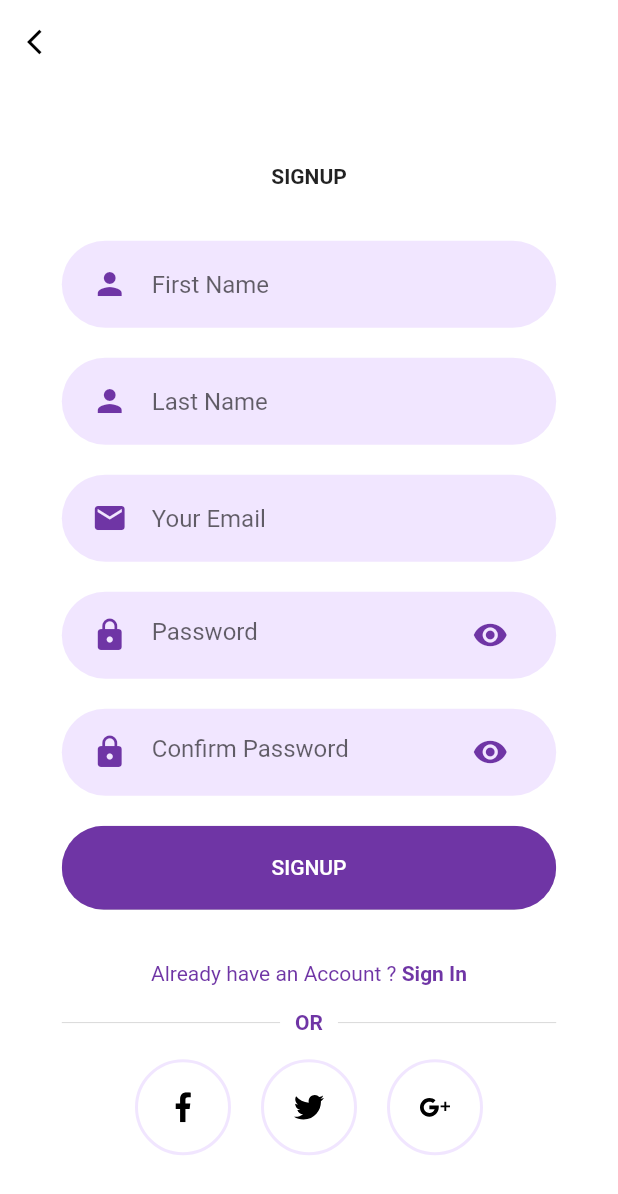
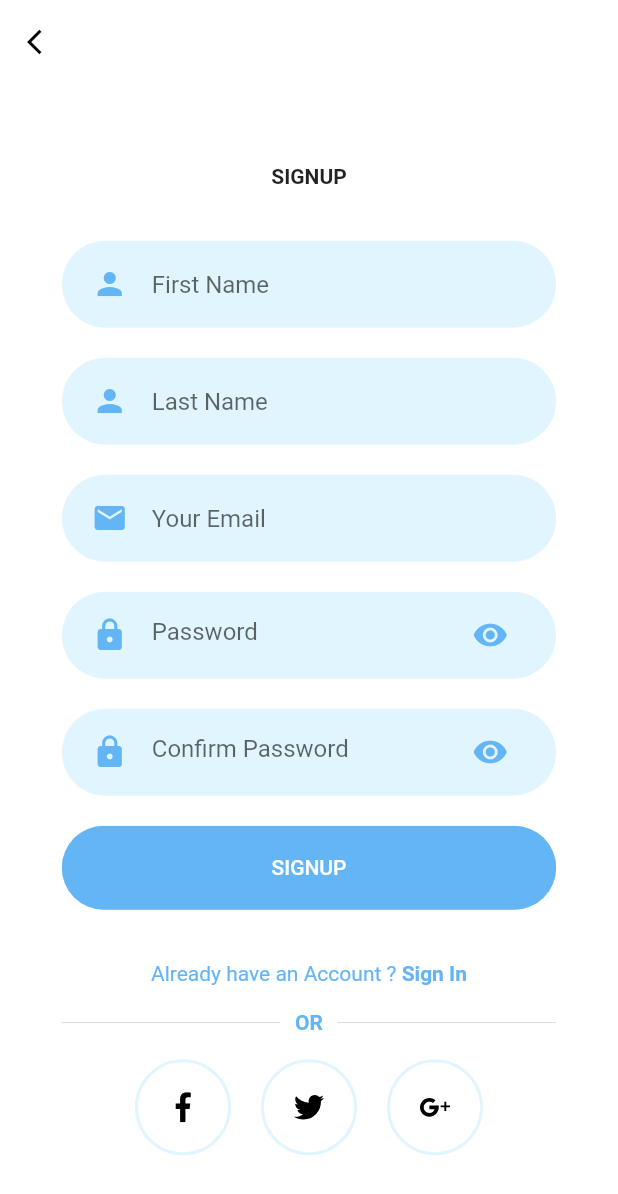
Before and after one commit to Lidyaboshra/Flutter_App, a Flutter app: the screen it shows after launch, after a tap on "SIGN UP", on a phone screen of 412 x 824 dp. Shown: the top 1194 px of the screen. Run offline on Flutter 3.47's test engine with Material 2 defaults, Android fonts, the phone set to English and light mode, and no system bars; our stand-ins replace cloud_firestore, firebase_auth, firebase_core, flutter_svg, fluttertoast; accounts and stored records are empty.

```diff
--- a/lib/Screens/Chat/Body.dart
+++ b/lib/Screens/Chat/Body.dart
@@ -15,7 +15,7 @@ class Body extends StatelessWidget {
           Container(
             decoration: BoxDecoration(
               borderRadius: BorderRadius.circular(40),
-              color: Color(0xFFF1E6FF),
+              color: Color(0xFFE1F5FE),
             ),
             child: Row(
               crossAxisAlignment: CrossAxisAlignment.center,
--- a/lib/Screens/Welcome/components/background.dart
+++ b/lib/Screens/Welcome/components/background.dart
@@ -16,22 +16,22 @@ class Background extends StatelessWidget {
       child: Stack(
         alignment: Alignment.center,
         children: <Widget>[
-          Positioned(
-            top: 0,
-            left: 0,
-            child: Image.asset(
-              "assets/images/main_top.png",
-              width: size.width * 0.3,
-            ),
-          ),
-          Positioned(
-            bottom: 0,
-            left: 0,
-            child: Image.asset(
-              "assets/images/main_bottom.png",
-              width: size.width * 0.2,
-            ),
-          ),
+          // Positioned(
+          //   top: 0,
+          //   left: 0,
+          //   // child: Image.asset(
+          //   //   "assets/images/main_top.png",
+          //   //   width: size.width * 0.3,
+          //   // ),
+          // ),
+          // Positioned(
+          //   bottom: 0,
+          //   left: 0,
+          //   // child: Image.asset(
+          //   //   "assets/images/main_bottom.png",
+          //   //   width: size.width * 0.2,
+          //   // ),
+          // ),
           child,
         ],
       ),
--- a/lib/Screens/Welcome/components/body.dart
+++ b/lib/Screens/Welcome/components/body.dart
@@ -21,9 +21,9 @@ class Body extends StatelessWidget {
               style: TextStyle(fontWeight: FontWeight.bold),
             ),
             SizedBox(height: size.height * 0.05),
-            SvgPicture.asset(
-              "assets/icons/chat.svg",
-              height: size.height * 0.45,
+            Image.asset(
+              "assets/icons/welcome.jpg",
+              //height: size.height * 0.45,
             ),
             SizedBox(height: size.height * 0.05),
             RoundedButton(
--- a/lib/constants.dart
+++ b/lib/constants.dart
@@ -1,4 +1,4 @@
 import 'package:flutter/material.dart';
 
-const kPrimaryColor = Color(0xFF6F35A5);
-const kPrimaryLightColor = Color(0xFFF1E6FF);
+const kPrimaryColor = Color(0xFF64B5F6);
+const kPrimaryLightColor = Color(0xFFE1F5FE);
--- a/lib/main.dart
+++ b/lib/main.dart
@@ -1,8 +1,13 @@
+import 'package:firebase_core/firebase_core.dart';
 import 'package:flutter/material.dart';
 import 'package:flutter_auth/Screens/Welcome/welcome_screen.dart';
 import 'package:flutter_auth/constants.dart';
 
-void main() => runApp(MyApp());
+Future<void> main() async{
+  WidgetsFlutterBinding.ensureInitialized();
+  await Firebase.initializeApp();
+  runApp(MyApp());
+}
 
 class MyApp extends StatelessWidget {
   // This widget is the root of your application.
--- /dev/null
+++ b/lib/usermodel/usermodel.dart
@@ -0,0 +1,28 @@
+class UserModel {
+  String  uid;
+  String email;
+  String firstName;
+  String secondName;
+
+  UserModel({this.uid, this.email, this.firstName, this.secondName});
+
+  // receiving data from server
+  factory UserModel.fromMap(map) {
+    return UserModel(
+      uid: map['uid'],
+      email: map['email'],
+      firstName: map['firstName'],
+      secondName: map['secondName'],
+    );
+  }
+
+  // sending data to our server
+  Map<String, dynamic> toMap() {
+    return {
+      'uid': uid,
+      'email': email,
+      'firstName': firstName,
+      'secondName': secondName,
+    };
+  }
+}
```
Also changed, not shown: lib/Screens/Login/components/body.dart (+42 -22 lines), lib/Screens/Signup/components/body.dart (+86 -33 lines), pubspec.yaml (+7 -11 lines), UI.png (deleted), assets/icons/smile.jpg (added), assets/icons/welcome.jpg (added), 5 other files.
